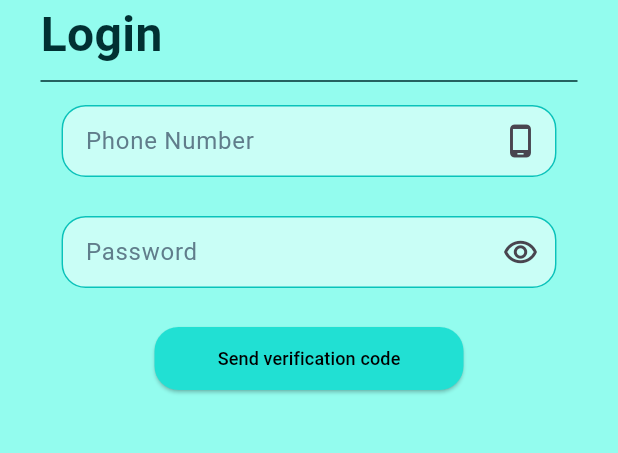
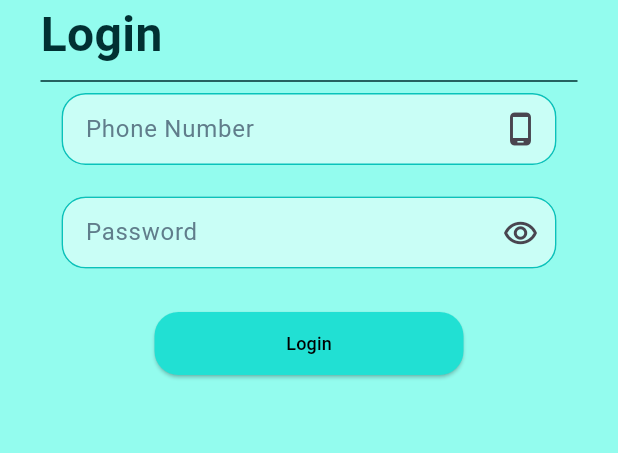
Before and after one commit to AmrwHamza/Mate-Order-app, a Flutter app: the LoginView screen opened directly, on a phone screen of 412 x 824 dp, the part 207-660 px from its top. Run offline on Flutter 3.47's test engine with Material 3 defaults, Android fonts, the phone set to English and light mode, and no system bars; drawn by our look-alikes of modal_progress_hud_nsn; our stand-ins replace bloc, dartz, dio, equatable, flutter_bloc, flutter_svg and 4 more; accounts and stored records are empty.

Commit message:
Success login

```diff
--- a/lib/Features/auth/login/presentation/view-models/cubit/login_cubit.dart
+++ b/lib/Features/auth/login/presentation/view-models/cubit/login_cubit.dart
@@ -10,10 +10,12 @@ part 'login_state.dart';
 class LoginCubit extends Cubit<LoginState> {
   LoginCubit() : super(LoginInitial());
 
-  bool? isLoading = false;
+  bool isLoading = false;
   String? phone;
   String? password;
+
   Future<void> onTapLoginButton() async {
+    isLoading = true;
     emit(LoginLoading());
 
     var result =
@@ -22,6 +24,7 @@ class LoginCubit extends Cubit<LoginState> {
     result.fold(
       (l) {
         return emit(LoginFailure(error: l.message));
+
       },
       (r) {
         return emit(LoginSuccess(loginUserModel: r));
--- a/lib/Features/auth/login/presentation/views/widgets/login_view_body.dart
+++ b/lib/Features/auth/login/presentation/views/widgets/login_view_body.dart
@@ -1,33 +1,49 @@
+import 'package:dartz/dartz.dart';
 import 'package:flutter/material.dart';
 import 'package:flutter_bloc/flutter_bloc.dart';
+import 'package:get/get_core/src/get_main.dart';
+import 'package:get/get_navigation/get_navigation.dart' as transition;
+import 'package:mate_order_app/Features/auth/OTP/presentation/views/widgets/otp_view_body.dart';
 import 'package:mate_order_app/Features/auth/login/presentation/view-models/cubit/login_cubit.dart';
 import 'package:mate_order_app/Features/auth/register/presentation/views/widgets/custom_register_button.dart';
 import 'package:mate_order_app/Features/auth/register/presentation/views/widgets/custom_text_form_field.dart';
 import 'package:mate_order_app/Features/auth/register/presentation/views/widgets/logo.dart';
 import 'package:mate_order_app/Features/auth/register/presentation/views/widgets/register_text.dart';
 import 'package:mate_order_app/Features/auth/register/presentation/views/widgets/show_snack_bar.dart';
+import 'package:mate_order_app/Features/home/home.dart';
 import 'package:mate_order_app/constants.dart';
 import 'package:modal_progress_hud_nsn/modal_progress_hud_nsn.dart';
 
 class LoginViewBody extends StatelessWidget {
   LoginViewBody({super.key});
-  final keyForm = GlobalKey<FormState>();
+  final keyForm1 = GlobalKey<FormState>();
 
-  bool isLoading = false;
   bool isObscure = true;
   @override
   Widget build(BuildContext context) {
     return BlocConsumer<LoginCubit, LoginState>(
       listener: (context, state) {
         if (state is LoginFailure) {
+          BlocProvider.of<LoginCubit>(context).isLoading = false;
+
           showSnackBar(context, state.error);
         }
-        if (state is LoginLoading) ;
+        if (state is LoginLoading) {
+          BlocProvider.of<LoginCubit>(context).isLoading = true;
+        }
+        if (state is LoginSuccess) {
+          BlocProvider.of<LoginCubit>(context).isLoading = false;
+          Get.offAll(Home(),
+              transition: transition.Transition.zoom,
+              duration: Duration(seconds: 1));
+        }
       },
       builder: (context, state) {
         return ModalProgressHUD(
-          inAsyncCall: isLoading,
+          inAsyncCall: context.watch<LoginCubit>().isLoading,
           child: SingleChildScrollView(
+            child: Form(
+              key: keyForm1,
               child: Column(
                 children: [
                   SizedBox(
@@ -44,10 +60,10 @@ class LoginViewBody extends StatelessWidget {
                   ),
                   CustomTextFormField(
                     onChanged: (p0) {
-                    context = '+963$p0';
+                      BlocProvider.of<LoginCubit>(context).phone = '+963$p0';
                       print('=================================');
                       print('+963$p0');
-
+                      print(BlocProvider.of<LoginCubit>(context).phone);
                       print('================================');
                     },
                     label: Text(
@@ -69,7 +85,7 @@ class LoginViewBody extends StatelessWidget {
                   ),
                   CustomTextFormField(
                     onChanged: (p0) {
-                    password = p0;
+                      BlocProvider.of<LoginCubit>(context).password = p0;
                     },
                     label: Text('Password',
                         style: TextStyle(color: Colors.blueGrey)),
@@ -96,16 +112,18 @@ class LoginViewBody extends StatelessWidget {
                   ),
                   CustomRegisterButton(
                     onPressed: () {
-                    if (keyForm.currentState!.validate()) {
+                      if (keyForm1.currentState!.validate()) {
                         print('==================');
                         print('done validation');
                         print('==================');
+
                         BlocProvider.of<LoginCubit>(context).onTapLoginButton();
                       }
                     },
-                  data: 'Send verification code',
+                    data: 'Login',
                   ),
                 ],
+              ),
             ),
           ),
         );
--- a/lib/Features/auth/register/presentation/views/widgets/custom_text_form_field.dart
+++ b/lib/Features/auth/register/presentation/views/widgets/custom_text_form_field.dart
@@ -24,11 +24,16 @@ class CustomTextFormField extends StatelessWidget {
   @override
   Widget build(BuildContext context) {
     return Container(
-      margin: EdgeInsets.only(top: 8),
+      margin: EdgeInsets.only(bottom: 21),
       decoration: BoxDecoration(
+        boxShadow: [
+          BoxShadow(
+            color: Colors.white,
+
+          ),
+        ],
         borderRadius: BorderRadius.circular(16),
       ),
-      height: 66,
       width: 330,
       child: TextFormField(
         onChanged: onChanged,
--- a/lib/Features/auth/register/presentation/views/widgets/register_view_body.dart
+++ b/lib/Features/auth/register/presentation/views/widgets/register_view_body.dart
@@ -1,6 +1,10 @@
 import 'package:flutter/material.dart';
 import 'package:flutter_bloc/flutter_bloc.dart';
+import 'package:get/get_core/src/get_main.dart';
+import 'package:get/get_navigation/get_navigation.dart';
 import 'package:mate_order_app/Features/auth/OTP/presentation/views/otp_view.dart';
+import 'package:mate_order_app/Features/auth/login/presentation/views/login_view.dart';
+import 'package:mate_order_app/Features/auth/login/presentation/views/widgets/login_view_body.dart';
 import 'package:mate_order_app/Features/auth/register/presentation/view-models/cubit/register_cubit.dart';
 import 'package:mate_order_app/Features/auth/register/presentation/views/widgets/custom_register_button.dart';
 import 'package:mate_order_app/Features/auth/register/presentation/views/widgets/custom_text_form_field.dart';
@@ -188,6 +192,10 @@ class RegisterViewBody extends StatelessWidget {
                     },
                     data: 'Send verification code',
                   ),
+                  GestureDetector(
+                    onTap: () => Get.off(LoginView()),
+                    child: Text('login'),
+                  )
                 ],
               ),
             ),
@@ -196,5 +204,4 @@ class RegisterViewBody extends StatelessWidget {
       },
     );
   }
-
 }
--- a/lib/constants.dart
+++ b/lib/constants.dart
@@ -16,4 +16,4 @@ const Color KBackgroundColor = Color(0xffEFFEFB);
 
 const KTransitionDuration = Duration(milliseconds: 250);
 
-const String baseurl = "https://d5d9-149-34-244-130.ngrok-free.app/api/";
+const String baseurl = "https://e9c3-31-9-152-204.ngrok-free.app/api/";
```
Lines whose indentation alone changed are shown as unchanged.
